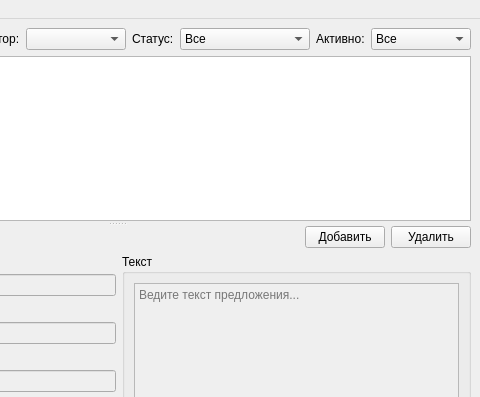
igrekus/sbox, file mw.ui: the form before one commit; both pictures show x 247 to 727 and y 0 to 397 of the 727 by 486 pixel window.
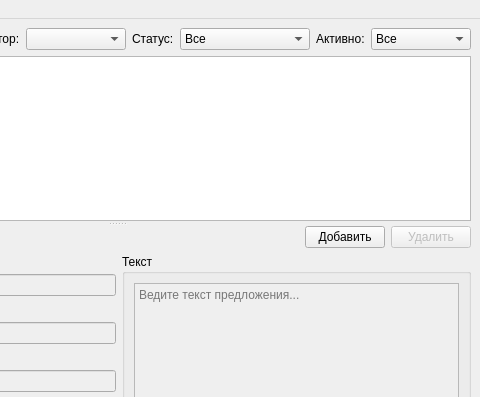
The form after the commit.

Diff of the .ui file:
```diff
--- a/mw.ui
+++ b/mw.ui
@@ -177,6 +177,12 @@
           </item>
           <item>
            <widget class="QPushButton" name="btnDel">
+            <property name="enabled">
+             <bool>false</bool>
+            </property>
+            <property name="toolTip">
+             <string>Удалить выбранное предложение</string>
+            </property>
             <property name="text">
              <string>Удалить</string>
             </property>
```
Left out of the diff: 24 changed lines with no effect on the pictures.
